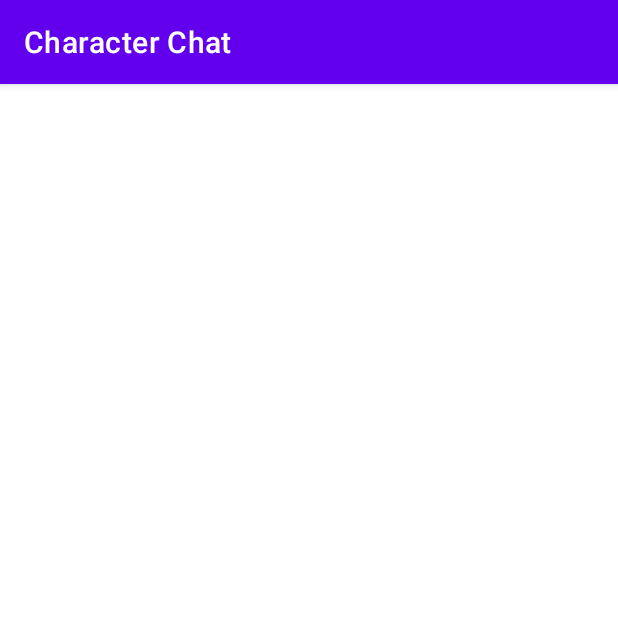
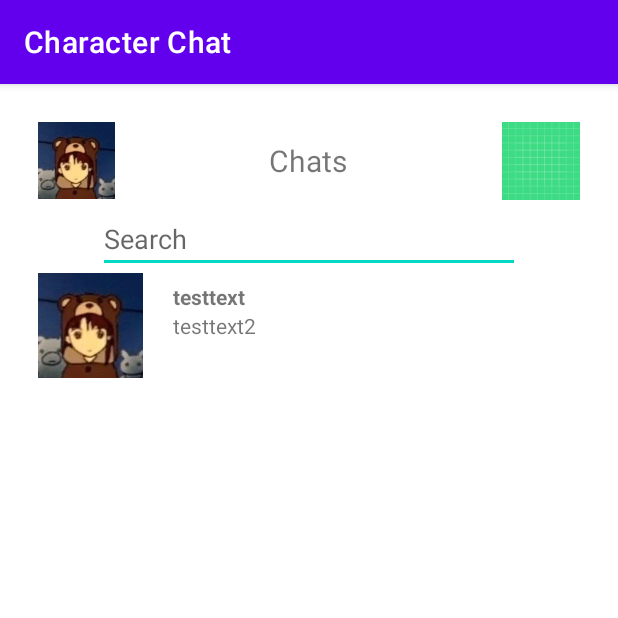
Before and after one commit to qoeru/Character-Chat, an Android app: the screen it shows after launch (MainActivity), on a phone screen of 412 x 824 dp, the top half of it. Run offline under Robolectric (Android 15) with nearby library versions, the phone set to English and light mode, and no system bars.

Commit message:
Начата верстка главного экрана

```diff
--- a/app/src/main/res/layout/activity_main.xml
+++ b/app/src/main/res/layout/activity_main.xml
@@ -1,6 +1,113 @@
 <?xml version="1.0" encoding="utf-8"?>
-<RelativeLayout xmlns:android="http://schemas.android.com/apk/res/android"
+<LinearLayout xmlns:android="http://schemas.android.com/apk/res/android"
 
     android:layout_width="match_parent"
-    android:layout_height="match_parent" >
-</RelativeLayout>
+    android:layout_height="match_parent"
+    android:orientation="vertical"
+    android:paddingLeft="25dp"
+    android:paddingRight="25dp"
+    android:paddingBottom="20dp"
+    android:paddingTop="20dp">
+
+    <!-- top panel with avatar, chat and settings icon-->
+    <LinearLayout
+        android:id="@+id/Top"
+        android:layout_width="match_parent"
+        android:layout_height="0dp"
+        android:layout_weight="0.7"
+        android:orientation="horizontal">
+
+        <ImageButton
+            android:id="@+id/UserAvatar"
+            android:layout_width="0dp"
+            android:layout_height="match_parent"
+            android:layout_weight="1"
+            android:contentDescription="@string/user_s_avatar"
+            android:scaleType="centerInside"
+            android:src="@drawable/user"
+            android:background="@color/white" >
+
+        </ImageButton>
+
+
+        <TextView
+            android:layout_width="0dp"
+            android:layout_height="match_parent"
+            android:layout_weight="5"
+            android:gravity="center"
+            android:text="@string/Chats"
+            android:textSize="20dp">
+
+        </TextView>
+
+        <ImageButton
+            android:id="@+id/settingIcon"
+            android:layout_width="0dp"
+            android:layout_weight="1"
+            android:layout_height="match_parent"
+            android:contentDescription="@string/settings_icon"
+            android:src="@drawable/ic_launcher_background"
+            android:scaleType="centerInside"
+            android:background="@color/white" >
+
+        </ImageButton>
+
+    </LinearLayout>
+
+    <EditText
+        android:layout_width="match_parent"
+        android:layout_height="0dp"
+        android:layout_weight="0.5"
+        android:layout_marginHorizontal="40dp"
+        android:hint="Search">
+    </EditText>
+
+    <RelativeLayout
+        android:layout_width="match_parent"
+        android:layout_height="0dp"
+        android:layout_weight="7" >
+        <RelativeLayout
+            android:layout_width="match_parent"
+            android:layout_height="70dp" >
+            <ImageButton
+                android:id="@+id/CharacterAvatar"
+                android:layout_width="70dp"
+                android:layout_height="70dp"
+                android:contentDescription="@string/user_s_avatar"
+                android:scaleType="centerInside"
+                android:src="@drawable/user"
+                android:background="@color/white"
+                android:layout_alignParentLeft="true"
+                >
+            </ImageButton>
+
+            <TextView
+                android:id="@+id/CharacterName"
+                android:layout_width="90dp"
+                android:layout_height="wrap_content"
+                android:layout_above="@id/CharacterMessage"
+                android:layout_marginHorizontal="20dp"
+                android:layout_toRightOf="@id/CharacterAvatar"
+                android:autoText="false"
+                android:text="testtext"
+                android:textStyle="bold">
+
+            </TextView>
+
+            <TextView
+                android:id="@+id/CharacterMessage"
+                android:layout_width="wrap_content"
+                android:layout_height="wrap_content"
+                android:layout_toRightOf="@id/CharacterAvatar"
+                android:layout_marginHorizontal="20dp"
+                android:layout_centerVertical="true"
+                android:text="testtext2">
+            </TextView>
+
+        </RelativeLayout>
+
+
+    </RelativeLayout>
+
+
+</LinearLayout>
--- a/app/src/main/res/values/strings.xml
+++ b/app/src/main/res/values/strings.xml
@@ -1,3 +1,6 @@
 <resources>
     <string name="app_name">Character Chat</string>
+    <string name="user_s_avatar">User\'s avatar</string>
+    <string name="Chats">Chats</string>
+    <string name="settings_icon">settings_icon</string>
 </resources>
```
Also changed, not shown: app/src/main/res/drawable/1.jpg (added), app/src/main/res/drawable/user.jpg (added).
